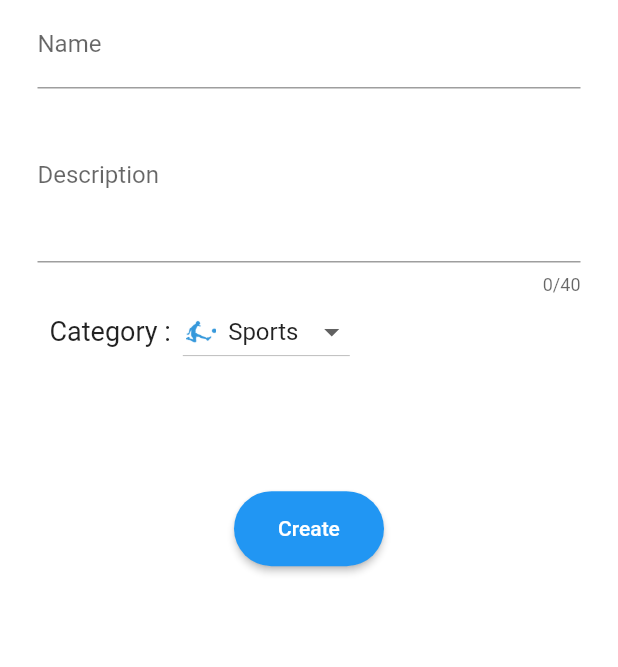
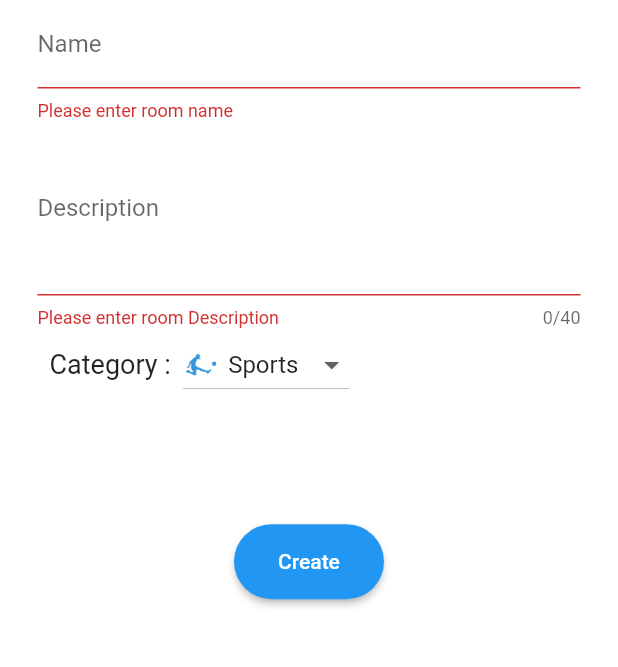
Before and after one commit to mustafasa3eed/chat, a Flutter app: the NewRoom widget shown alone on an empty page, opened directly, after a tap on "Create", on a phone screen of 412 x 824 dp, the part 317-984 px from its top. Run offline on Flutter 3.47's test engine with Material 2 defaults, Android fonts, the phone set to English and light mode, and no system bars; our stand-ins replace cloud_firestore, firebase_auth, firebase_core, fluttertoast; accounts and stored records are empty.

```diff
--- a/lib/data/firestore.dart
+++ b/lib/data/firestore.dart
@@ -1,3 +1,4 @@
+import 'package:chat/data/room.dart';
 import 'package:chat/data/user.dart';
 import 'package:cloud_firestore/cloud_firestore.dart';
 
@@ -12,3 +13,11 @@ Future<User?> getUserById(String id)async{
  DocumentSnapshot<User> result = await User.withConverter().doc().get();
  return result.data();
 }
+
+
+Future<void> addRoomToFirestore(Room room){
+ var docRef = Room.withConverter()
+     .doc();
+ room.id= docRef.id;
+ return docRef.set(room);
+}
--- a/lib/screens/create_new_room.dart
+++ b/lib/screens/create_new_room.dart
@@ -1,3 +1,5 @@
+import 'package:chat/data/firestore.dart';
+import 'package:chat/data/room.dart';
 import 'package:chat/utils.dart';
 import 'package:flutter/material.dart';
 class NewRoom extends StatefulWidget {
@@ -15,9 +17,9 @@ class _NewRoomState extends State<NewRoom> {
   @override
   Widget build(BuildContext context) {
     return Container(
-      decoration: BoxDecoration(
+      decoration: const BoxDecoration(
         color: Colors.white,
-        borderRadius: BorderRadius.circular(25),
+        borderRadius: BorderRadius.only(topLeft: Radius.circular(20),topRight: Radius.circular(20)),
       ),
       child: Padding(
         padding: const EdgeInsets.all(25.0),
@@ -76,7 +78,7 @@ class _NewRoomState extends State<NewRoom> {
                           ,style: TextStyle(fontSize: 18,),),
                         ),
                         DropdownButton<Category>(
-                          borderRadius: BorderRadius.only(topRight: Radius.circular(20),topLeft: Radius.circular(20)),
+                          borderRadius: BorderRadius.circular(20),
                           isExpanded: false,
                           alignment: Alignment.center,
                           onChanged: (Category? newCat){
@@ -134,5 +136,10 @@ class _NewRoomState extends State<NewRoom> {
       ),
     );
   }
-  void createRoom(){}
+  void createRoom()async{
+    if(formKey.currentState!.validate()){
+      addRoomToFirestore(Room(id: '', name: name, description: description, categoryId: selectedCategory.id));
+      Navigator.pop(context);
+    }
+  }
 }
```
